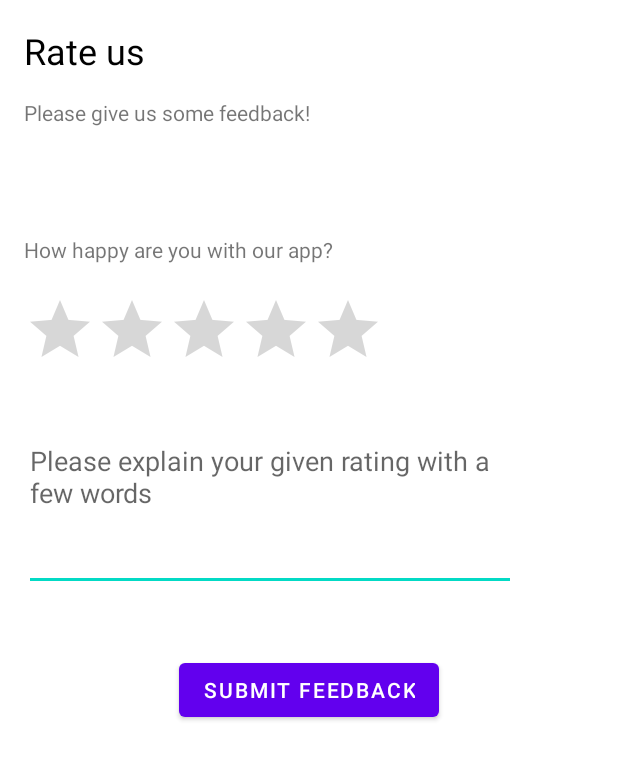
After one commit to timoleonn/BudgetTrackingExpense, an Android app: the layout fragment_rate_us.xml on its own in the app's theme, with its tools: preview values and no code run, on a phone screen of 412 x 824 dp. The commit adds this screen. Shown: the top 760 px of the screen. Run offline under Robolectric (Android 15) with nearby library versions, the phone set to English and light mode, and no system bars.

Commit message:
Started on Rate us page Temp fixes all around

```diff
--- a/app/src/main/java/com/example/budgettrackingexpense/HomeFragment.java
+++ b/app/src/main/java/com/example/budgettrackingexpense/HomeFragment.java
@@ -1,10 +1,12 @@
 package com.example.budgettrackingexpense;
 
+import android.content.Intent;
 import android.graphics.Color;
 import android.os.Bundle;
 import android.view.LayoutInflater;
 import android.view.View;
 import android.view.ViewGroup;
+import android.widget.Button;
 import android.widget.TextView;
 
 import androidx.annotation.NonNull;
--- /dev/null
+++ b/app/src/main/res/layout/fragment_rate_us.xml
@@ -0,0 +1,95 @@
+<?xml version="1.0" encoding="utf-8"?>
+<androidx.constraintlayout.widget.ConstraintLayout xmlns:android="http://schemas.android.com/apk/res/android"
+    xmlns:app="http://schemas.android.com/apk/res-auto"
+    xmlns:tools="http://schemas.android.com/tools"
+    android:id="@+id/frameLayout2"
+    android:layout_width="match_parent"
+    android:layout_height="match_parent"
+    tools:context=".RateUsFragment" >
+
+    <TextView
+        android:id="@+id/textView11"
+        android:layout_width="wrap_content"
+        android:layout_height="wrap_content"
+        android:text="Rate us"
+        android:textColor="@color/black"
+        android:textSize="24sp"
+        app:layout_constraintBottom_toBottomOf="parent"
+        app:layout_constraintEnd_toEndOf="parent"
+        app:layout_constraintHorizontal_bias="0.048"
+        app:layout_constraintStart_toStartOf="parent"
+        app:layout_constraintTop_toTopOf="parent"
+        app:layout_constraintVertical_bias="0.022" />
+
+    <TextView
+        android:id="@+id/textView12"
+        android:layout_width="wrap_content"
+        android:layout_height="wrap_content"
+        android:text="Please give us some feedback!"
+        app:layout_constraintBottom_toBottomOf="parent"
+        app:layout_constraintEnd_toEndOf="parent"
+        app:layout_constraintHorizontal_bias="0.073"
+        app:layout_constraintStart_toStartOf="parent"
+        app:layout_constraintTop_toTopOf="parent"
+        app:layout_constraintVertical_bias="0.081" />
+
+    <RatingBar
+        android:id="@+id/ratingBar"
+        android:layout_width="wrap_content"
+        android:layout_height="wrap_content"
+        app:layout_constraintBottom_toBottomOf="parent"
+        app:layout_constraintEnd_toEndOf="parent"
+        app:layout_constraintHorizontal_bias="0.093"
+        app:layout_constraintStart_toStartOf="parent"
+        app:layout_constraintTop_toTopOf="parent"
+        app:layout_constraintVertical_bias="0.256" />
+
+    <TextView
+        android:id="@+id/textView13"
+        android:layout_width="wrap_content"
+        android:layout_height="wrap_content"
+        android:text="How happy are you with our app?"
+        app:layout_constraintBottom_toBottomOf="parent"
+        app:layout_constraintEnd_toEndOf="parent"
+        app:layout_constraintHorizontal_bias="0.078"
+        app:layout_constraintStart_toStartOf="parent"
+        app:layout_constraintTop_toTopOf="parent"
+        app:layout_constraintVertical_bias="0.195" />
+
+    <TextView
+        android:id="@+id/textView14"
+        android:layout_width="wrap_content"
+        android:layout_height="wrap_content"
+        app:layout_constraintBottom_toBottomOf="parent"
+        app:layout_constraintEnd_toEndOf="parent"
+        app:layout_constraintHorizontal_bias="0.153"
+        app:layout_constraintStart_toStartOf="parent" />
+
+    <EditText
+        android:id="@+id/editTextTextMultiLine"
+        android:layout_width="328dp"
+        android:layout_height="109dp"
+        android:ems="10"
+        android:gravity="start|top"
+        android:hint="Please explain your given rating with a few words"
+        android:inputType="textMultiLine"
+        app:layout_constraintBottom_toBottomOf="parent"
+        app:layout_constraintEnd_toEndOf="parent"
+        app:layout_constraintHorizontal_bias="0.192"
+        app:layout_constraintStart_toStartOf="parent"
+        app:layout_constraintTop_toTopOf="parent"
+        app:layout_constraintVertical_bias="0.398" />
+
+    <Button
+        android:id="@+id/btnSubmitFeedback"
+        android:layout_width="wrap_content"
+        android:layout_height="wrap_content"
+        android:onClick="submitFeedback"
+        android:text="submit feedback"
+        app:layout_constraintBottom_toBottomOf="parent"
+        app:layout_constraintEnd_toEndOf="parent"
+        app:layout_constraintStart_toStartOf="parent"
+        app:layout_constraintTop_toTopOf="parent"
+        app:layout_constraintVertical_bias="0.562" />
+
+</androidx.constraintlayout.widget.ConstraintLayout>
--- a/app/src/main/res/navigation/mobile_navigation.xml
+++ b/app/src/main/res/navigation/mobile_navigation.xml
@@ -19,4 +19,9 @@
         android:name="com.example.budgettrackingexpense.MyBanksFragment"
         android:label="My Banks"
         tools:layout="@layout/fragment_my_banks" />
+    <fragment
+        android:id="@+id/nav_rate_us"
+        android:name="com.example.budgettrackingexpense.RateUsFragment"
+        android:label="fragment_rate_us"
+        tools:layout="@layout/fragment_rate_us" />
 </navigation>
```
Also changed, not shown: app/src/main/java/com/example/budgettrackingexpense/MainActivity.java (+17 -1 lines), app/src/main/java/com/example/budgettrackingexpense/RateUsFragment.java (added, +43 -0 lines), app/src/main/java/com/example/budgettrackingexpense/Tabbed_Bank_Activity.java (+16 -0 lines), app/src/main/res/layout/fragment_home.xml (+13 -0 lines).
